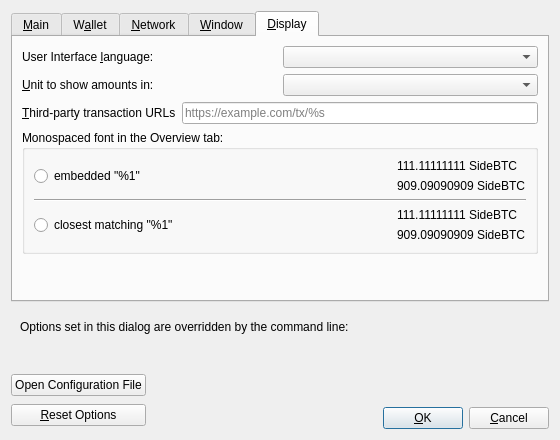
This is src/qt/forms/optionsdialog.ui in AnduroProject/coordinate as Qt 5 draws it before an edit. The edited form follows.
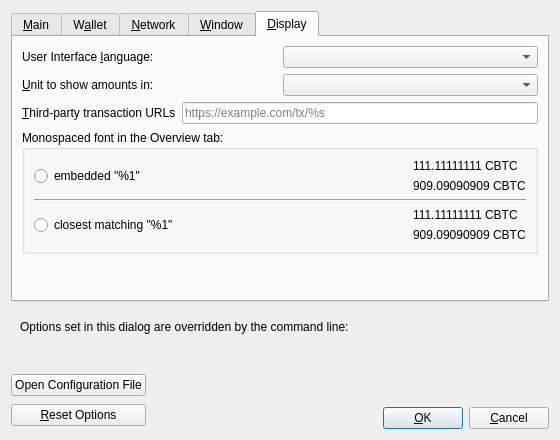
This is the edited form. The open tabs and pages were chosen to show the change. Custom widgets are drawn as their Qt base class.

Commit message: updating file to live for cbtc changes and logo changes

```diff
--- a/src/qt/forms/optionsdialog.ui
+++ b/src/qt/forms/optionsdialog.ui
@@ -804,14 +804,14 @@
               <item>
                <widget class="QLabel" name="embeddedFont_label_1">
                 <property name="text">
-                 <string notr="true">111.11111111 SideBTC</string>
+                 <string notr="true">111.11111111 CBTC</string>
                 </property>
                </widget>
               </item>
               <item>
                <widget class="QLabel" name="embeddedFont_label_9">
                 <property name="text">
-                 <string notr="true">909.09090909 SideBTC</string>
+                 <string notr="true">909.09090909 CBTC</string>
                 </property>
                </widget>
               </item>
@@ -853,14 +853,14 @@
               <item>
                <widget class="QLabel" name="systemFont_label_1">
                 <property name="text">
-                 <string notr="true">111.11111111 SideBTC</string>
+                 <string notr="true">111.11111111 CBTC</string>
                 </property>
                </widget>
               </item>
               <item>
                <widget class="QLabel" name="systemFont_label_9">
                 <property name="text">
-                 <string notr="true">909.09090909 SideBTC</string>
+                 <string notr="true">909.09090909 CBTC</string>
                 </property>
                </widget>
               </item>
```
The commit also changes 7 other files.
